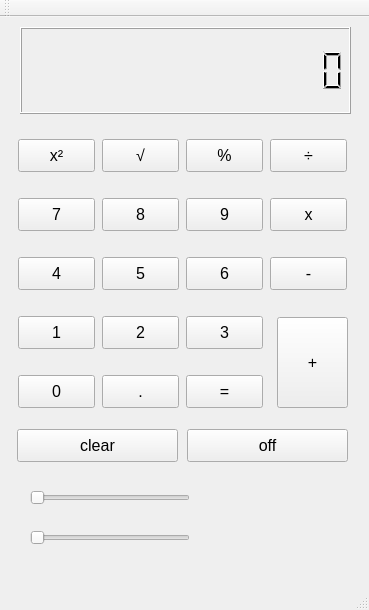
The window that QtTest/QtTest.ui (SergeyG22/QtCalculator) describes before a commit, drawn with Qt 5.
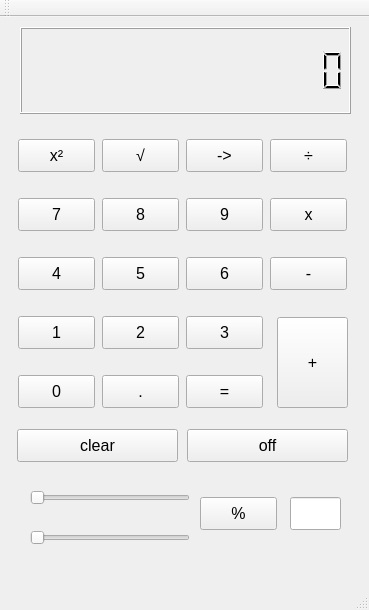
The same window after the commit.

Commit message: Частично допилено: корень числа, квадрат, проценты.Изменен интерфейс.

The edit to the form file:
```diff
--- a/QtTest/QtTest.ui
+++ b/QtTest/QtTest.ui
@@ -204,8 +204,8 @@
    <widget class="QPushButton" name="pushButton_percent">
     <property name="geometry">
      <rect>
-      <x>186</x>
-      <y>122</y>
+      <x>200</x>
+      <y>480</y>
       <width>77</width>
       <height>33</height>
      </rect>
@@ -473,6 +473,42 @@
      <enum>Qt::Horizontal</enum>
     </property>
    </widget>
+   <widget class="QLineEdit" name="lineEdit_percent">
+    <property name="geometry">
+     <rect>
+      <x>290</x>
+      <y>480</y>
+      <width>51</width>
+      <height>33</height>
+     </rect>
+    </property>
+    <property name="font">
+     <font>
+      <pointsize>12</pointsize>
+     </font>
+    </property>
+    <property name="maxLength">
+     <number>3</number>
+    </property>
+   </widget>
+   <widget class="QPushButton" name="pushButton_arroy">
+    <property name="geometry">
+     <rect>
+      <x>186</x>
+      <y>122</y>
+      <width>77</width>
+      <height>33</height>
+     </rect>
+    </property>
+    <property name="font">
+     <font>
+      <pointsize>12</pointsize>
+     </font>
+    </property>
+    <property name="text">
+     <string>-&gt;</string>
+    </property>
+   </widget>
   </widget>
   <widget class="QMenuBar" name="menuBar">
    <property name="geometry">
```
Left out of the diff: 4 changed lines with no effect on the pictures. The commit also changes 3 other files.
